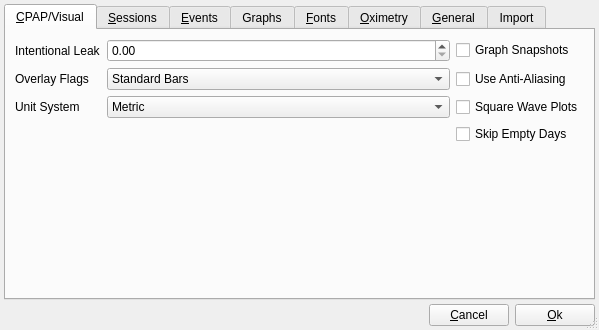
First picture: the form in preferencesdialog.ui, repository sbonaime/sleepyhead-code., before the edit.
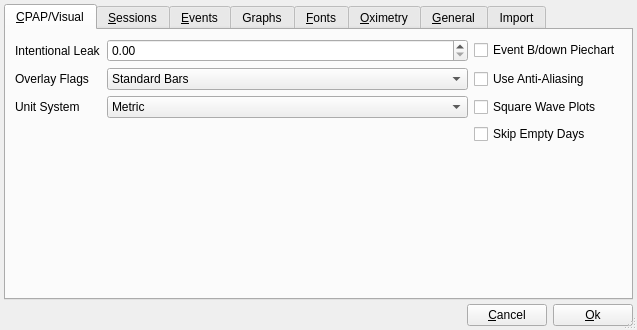
Second picture: the form after the edit. The open tabs and pages were chosen to show the change.

The edit to the form file:
```diff
--- a/preferencesdialog.ui
+++ b/preferencesdialog.ui
@@ -9,7 +9,7 @@
    <rect>
     <x>0</x>
     <y>0</y>
-    <width>599</width>
+    <width>637</width>
     <height>330</height>
    </rect>
   </property>
@@ -159,7 +159,7 @@
 This takes extra space, and has been known to cause problems on certain computer configurations, hence it's turned off by default.</string>
          </property>
          <property name="text">
-          <string>Graph Snapshots</string>
+          <string>Event B/down Piechart</string>
          </property>
         </widget>
        </item>
```
Left out of the diff: 2 changed lines with no effect on the pictures.
